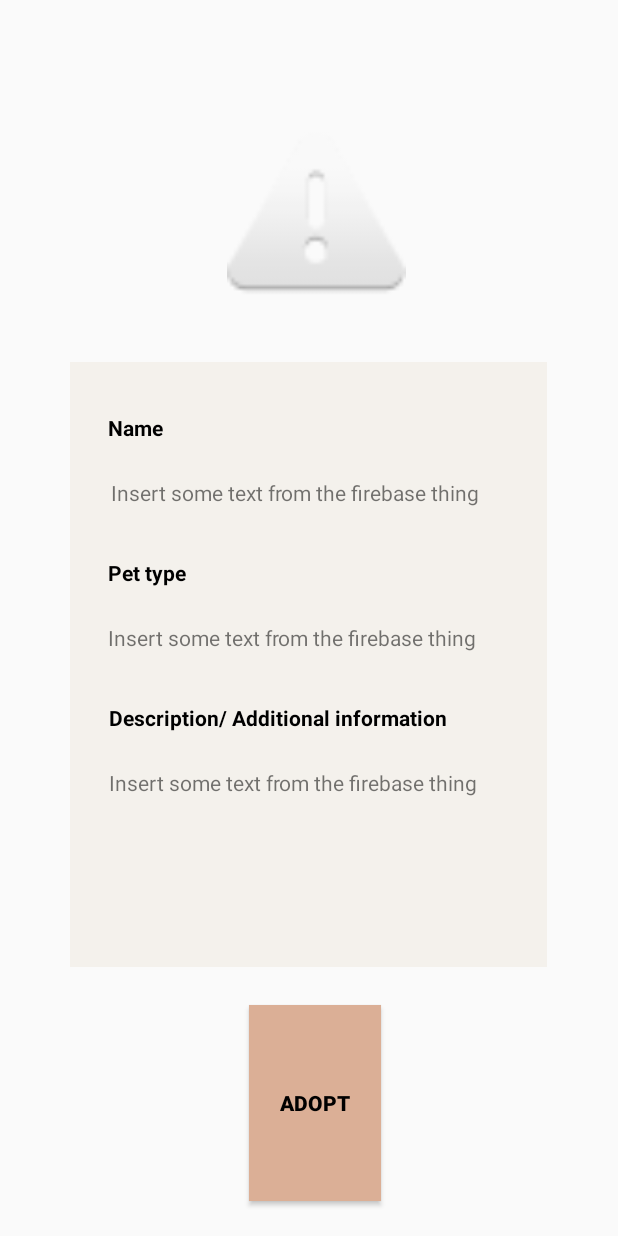
After one commit to cristinapope/msaApp, an Android app: the layout activity_adopt_pet.xml on its own in the app's theme, with its tools: preview values and no code run, on a phone screen of 412 x 824 dp. The commit adds this screen. Run offline under Robolectric (Android 15) with nearby library versions, the phone set to English and light mode, and no system bars.

Commit message:
Added adopt screen

```diff
--- /dev/null
+++ b/app/src/main/res/layout/activity_adopt_pet.xml
@@ -0,0 +1,118 @@
+<?xml version="1.0" encoding="utf-8"?>
+<RelativeLayout xmlns:app="http://schemas.android.com/apk/res-auto"
+    android:layout_height="match_parent"
+    android:layout_width="match_parent"
+    xmlns:android="http://schemas.android.com/apk/res/android"
+    android:theme="@style/Theme.AppCompat.DayNight.DarkActionBar">
+
+    <ImageView
+        android:id="@+id/petPictureAdoptScreen"
+        android:layout_width="160dp"
+        android:layout_height="119dp"
+        android:layout_alignParentStart="true"
+        android:layout_alignParentTop="true"
+        android:layout_alignParentEnd="true"
+        android:layout_centerHorizontal="true"
+        android:layout_marginStart="136dp"
+        android:layout_marginTop="86dp"
+        android:layout_marginEnd="126dp"
+        app:srcCompat="@android:drawable/ic_dialog_alert" />
+
+
+    <RelativeLayout
+        android:layout_width="318dp"
+        android:layout_height="403dp"
+        android:layout_below="@+id/petPictureAdoptScreen"
+        android:layout_centerHorizontal="true"
+        android:layout_marginTop="36dp"
+        android:background="@color/relativeLayoutViewPet"
+        android:id="@+id/petAdoptLayout"
+        >
+
+        <TextView
+            android:id="@+id/nameTextViewPet"
+            android:layout_width="wrap_content"
+            android:layout_height="wrap_content"
+            android:layout_alignParentStart="true"
+            android:layout_alignParentTop="true"
+            android:layout_marginStart="25dp"
+            android:layout_marginTop="34dp"
+            android:text="Name"
+            android:textColor="@color/black"
+            android:textStyle="bold" />
+
+        <TextView
+            android:id="@+id/petNameViewPet"
+            android:layout_width="wrap_content"
+            android:layout_height="wrap_content"
+            android:layout_below="@+id/nameTextViewPet"
+            android:layout_alignParentStart="true"
+            android:layout_marginStart="27dp"
+            android:layout_marginTop="24dp"
+            android:text="Insert some text from the firebase thing" />
+
+        <TextView
+            android:id="@+id/typeTextViewPet"
+            android:layout_width="wrap_content"
+            android:layout_height="wrap_content"
+            android:layout_below="@+id/petNameViewPet"
+            android:layout_alignParentStart="true"
+            android:layout_marginStart="25dp"
+            android:layout_marginTop="34dp"
+            android:text="Pet type"
+            android:textColor="@color/black"
+            android:textStyle="bold" />
+
+        <TextView
+            android:id="@+id/petTypeViewPet"
+            android:layout_width="wrap_content"
+            android:layout_height="wrap_content"
+            android:layout_below="@+id/typeTextViewPet"
+            android:layout_alignParentStart="true"
+            android:layout_marginStart="25dp"
+            android:layout_marginTop="24dp"
+            android:text="Insert some text from the firebase thing" />
+
+        <TextView
+            android:id="@+id/descriptionTextViewPet"
+            android:layout_width="wrap_content"
+            android:layout_height="wrap_content"
+            android:layout_below="@+id/petTypeViewPet"
+            android:layout_alignParentStart="true"
+            android:layout_marginStart="26dp"
+            android:layout_marginTop="34dp"
+            android:text="Description/ Additional information"
+            android:textColor="@color/black"
+            android:textStyle="bold" />
+
+        <TextView
+            android:id="@+id/petDescriptionViewPet"
+            android:layout_width="wrap_content"
+            android:layout_height="wrap_content"
+            android:layout_below="@+id/descriptionTextViewPet"
+            android:layout_alignParentStart="true"
+            android:layout_marginStart="26dp"
+            android:layout_marginTop="24dp"
+            android:text="Insert some text from the firebase thing" />
+
+
+    </RelativeLayout>
+
+    <Button
+        android:id="@+id/aduptButton"
+        android:layout_width="wrap_content"
+        android:layout_height="wrap_content"
+        android:layout_below="@+id/petAdoptLayout"
+        android:layout_alignParentStart="true"
+        android:layout_alignParentBottom="true"
+        android:layout_centerHorizontal="true"
+        android:layout_marginStart="166dp"
+        android:layout_marginTop="25dp"
+        android:layout_marginBottom="23dp"
+        android:background="@color/buttonColor"
+        android:textStyle="bold"
+        android:textColor="@color/black"
+        android:text="Adopt" />
+
+
+</RelativeLayout>
--- a/app/src/main/res/values/colors.xml
+++ b/app/src/main/res/values/colors.xml
@@ -14,4 +14,6 @@
     <color name="searchBar">#EFE6D6</color>
     <color name="itemColor">#E5C5AD</color>
     <color name="miniItemOpeningScreen">#FFD1BB</color>
+    <color name="inputTextbc">#E5DDCE</color>
+    <color name="relativeLayoutViewPet">#F4F1EC</color>
 </resources>
```
Also changed, not shown: app/src/main/java/com/example/adoptapp/AddPetActivity.java (+12 -2 lines), app/src/main/java/com/example/adoptapp/AdoptPet.java (added, +17 -0 lines), app/src/main/res/layout/activity_add_pet.xml (+16 -8 lines), app/src/main/res/layout/activity_opening_screen.xml (+68 -4 lines).
